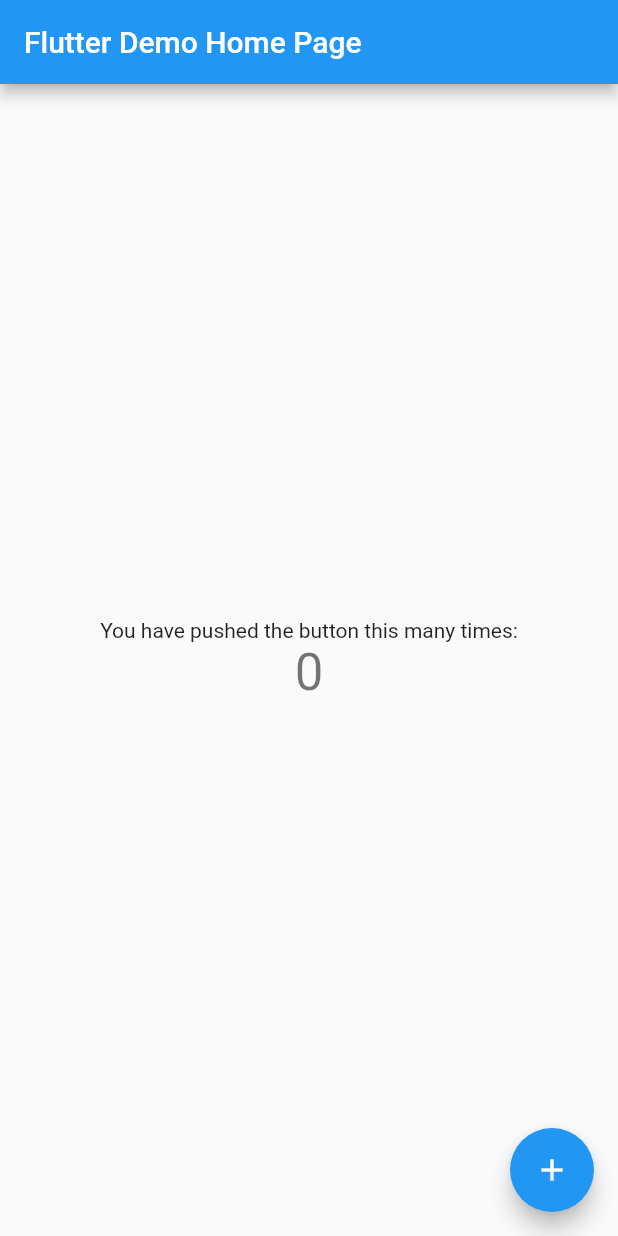
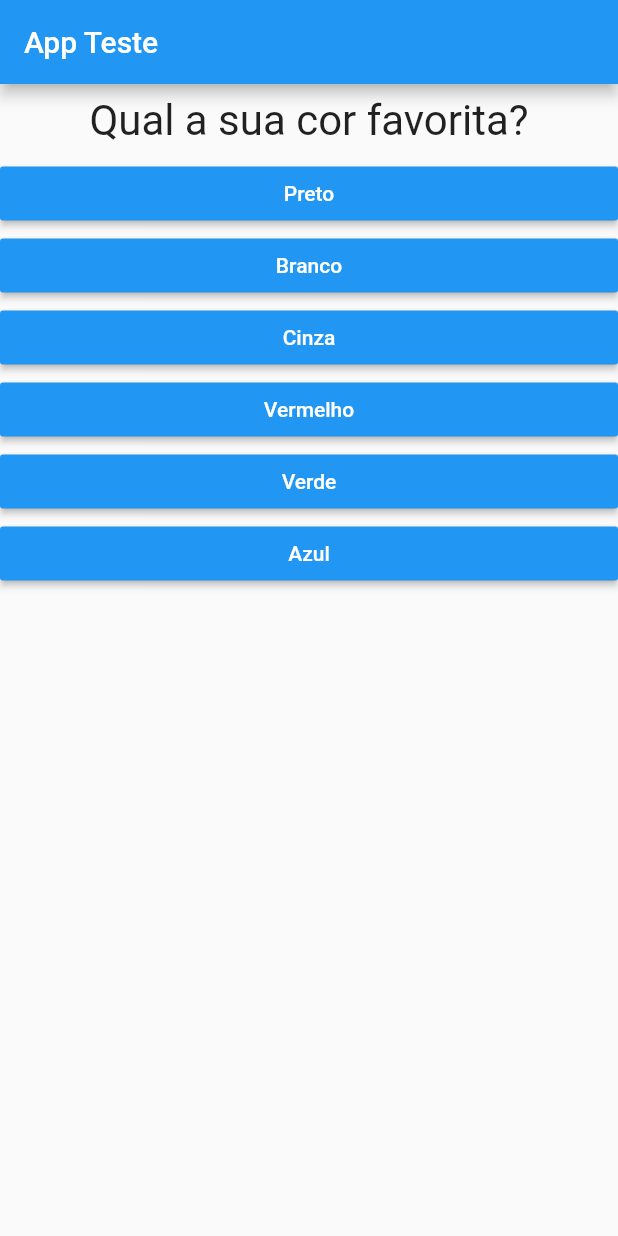
Before and after one commit to claudio-uyeno/app_udemy, a Flutter app: the screen it shows after launch, on a phone screen of 412 x 824 dp. Run offline on Flutter 3.47's test engine with Material 2 defaults, Android fonts, the phone set to English and light mode, and no system bars.

Commit message:
parte 1 completa

```diff
--- a/lib/main.dart
+++ b/lib/main.dart
@@ -1,117 +1,72 @@
 import 'package:flutter/material.dart';
 
+import './quiz.dart';
+import './resultado.dart';
+
 void main() {
-  runApp(MyApp());
+  runApp(AppUdemy());
 }
 
-class MyApp extends StatelessWidget {
-  // This widget is the root of your application.
+class AppUdemy extends StatefulWidget {
+  @override
+  State<StatefulWidget> createState() {
+    return _AppUdemyState();
+  }
+}
+
+class _AppUdemyState extends State<AppUdemy> {
+  final _perguntas = const [
+    {
+      'pergunta': 'Qual a sua cor favorita?',
+      'opcoes': [
+        {'descricao': 'Preto', 'ponto': 1},
+        {'descricao': 'Branco', 'ponto': 2},
+        {'descricao': 'Cinza', 'ponto': 3},
+        {'descricao': 'Vermelho', 'ponto': 4},
+        {'descricao': 'Verde', 'ponto': 5},
+        {'descricao': 'Azul', 'ponto': 6}
+      ],
+    },
+    {
+      'pergunta': 'Qual seu animal favorito?',
+      'opcoes': [
+        {'descricao': 'Cachorro', 'ponto': 3},
+        {'descricao': 'Gato', 'ponto': 2},
+        {'descricao': 'Passarinho', 'ponto': 1}
+      ]
+    }
+  ];
+  var _idPergunta = 0;
+  var _total = 0;
+
   @override
   Widget build(BuildContext context) {
     return MaterialApp(
-      title: 'Flutter Demo',
-      theme: ThemeData(
-        // This is the theme of your application.
-        //
-        // Try running your application with "flutter run". You'll see the
-        // application has a blue toolbar. Then, without quitting the app, try
-        // changing the primarySwatch below to Colors.green and then invoke
-        // "hot reload" (press "r" in the console where you ran "flutter run",
-        // or simply save your changes to "hot reload" in a Flutter IDE).
-        // Notice that the counter didn't reset back to zero; the application
-        // is not restarted.
-        primarySwatch: Colors.blue,
-        // This makes the visual density adapt to the platform that you run
-        // the app on. For desktop platforms, the controls will be smaller and
-        // closer together (more dense) than on mobile platforms.
-        visualDensity: VisualDensity.adaptivePlatformDensity,
+      home: Scaffold(
+        appBar: AppBar(
+          title: Text('App Teste'),
+        ),
+        body: (_idPergunta < _perguntas.length)
+            ? Quiz(
+                perguntas: _perguntas,
+                idPergunta: _idPergunta,
+                responderPergunta: _responderPergunta,
+              )
+            : Resultado(_total, _reset),
       ),
-      home: MyHomePage(title: 'Flutter Demo Home Page'),
     );
   }
-}
 
-class MyHomePage extends StatefulWidget {
-  MyHomePage({Key key, this.title}) : super(key: key);
-
-  // This widget is the home page of your application. It is stateful, meaning
-  // that it has a State object (defined below) that contains fields that affect
-  // how it looks.
-
-  // This class is the configuration for the state. It holds the values (in this
-  // case the title) provided by the parent (in this case the App widget) and
-  // used by the build method of the State. Fields in a Widget subclass are
-  // always marked "final".
-
-  final String title;
-
-  @override
-  _MyHomePageState createState() => _MyHomePageState();
-}
-
-class _MyHomePageState extends State<MyHomePage> {
-  int _counter = 0;
-
-  void _incrementCounter() {
+  void _responderPergunta(int pontos) {
+    _total += pontos;
     setState(() {
-      // This call to setState tells the Flutter framework that something has
-      // changed in this State, which causes it to rerun the build method below
-      // so that the display can reflect the updated values. If we changed
-      // _counter without calling setState(), then the build method would not be
-      // called again, and so nothing would appear to happen.
-      _counter++;
+      _idPergunta++;
     });
   }
 
-  @override
-  Widget build(BuildContext context) {
-    // This method is rerun every time setState is called, for instance as done
-    // by the _incrementCounter method above.
-    //
-    // The Flutter framework has been optimized to make rerunning build methods
-    // fast, so that you can just rebuild anything that needs updating rather
-    // than having to individually change instances of widgets.
-    return Scaffold(
-      appBar: AppBar(
-        // Here we take the value from the MyHomePage object that was created by
-        // the App.build method, and use it to set our appbar title.
-        title: Text(widget.title),
-      ),
-      body: Center(
-        // Center is a layout widget. It takes a single child and positions it
-        // in the middle of the parent.
-        child: Column(
-          // Column is also a layout widget. It takes a list of children and
-          // arranges them vertically. By default, it sizes itself to fit its
-          // children horizontally, and tries to be as tall as its parent.
-          //
-          // Invoke "debug painting" (press "p" in the console, choose the
-          // "Toggle Debug Paint" action from the Flutter Inspector in Android
-          // Studio, or the "Toggle Debug Paint" command in Visual Studio Code)
-          // to see the wireframe for each widget.
-          //
-          // Column has various properties to control how it sizes itself and
-          // how it positions its children. Here we use mainAxisAlignment to
-          // center the children vertically; the main axis here is the vertical
-          // axis because Columns are vertical (the cross axis would be
-          // horizontal).
-          mainAxisAlignment: MainAxisAlignment.center,
-          children: <Widget>[
-            Text(
-              'You have pushed the button this many times:',
-            ),
-            Text(
-              '$_counter',
-              style: Theme.of(context).textTheme.headline4,
-            ),
-          ],
-        ),
-      ),
-      floatingActionButton: FloatingActionButton(
-        onPressed: _incrementCounter,
-        tooltip: 'Increment',
-        child: Icon(Icons.add),
-      ), // This trailing comma makes auto-formatting nicer for build methods.
-    );
+  void _reset() {
+    setState(() {
+      _idPergunta = 0;
+    });
   }
 }
--- /dev/null
+++ b/lib/questao.dart
@@ -0,0 +1,22 @@
+import 'package:flutter/material.dart';
+
+class Questao extends StatelessWidget {
+  final String questaoTexto;
+
+  Questao(this.questaoTexto);
+
+  @override
+  Widget build(BuildContext context) {
+    return Container(
+      width: double.infinity,
+      margin: EdgeInsets.all(8),
+      child: Text(
+        questaoTexto,
+        style: TextStyle(
+          fontSize: 28,
+        ),
+        textAlign: TextAlign.center,
+      ),
+    );
+  }
+}
--- /dev/null
+++ b/lib/quiz.dart
@@ -0,0 +1,29 @@
+import 'package:flutter/material.dart';
+
+import './questao.dart';
+import './resposta.dart';
+
+class Quiz extends StatelessWidget {
+  final List<Map<String, Object>> perguntas;
+  final int idPergunta;
+  final Function responderPergunta;
+
+  Quiz(
+      {@required this.perguntas,
+      @required this.idPergunta,
+      @required this.responderPergunta});
+
+  @override
+  Widget build(BuildContext context) {
+    return Column(
+      children: [
+        Questao(perguntas[idPergunta]['pergunta']),
+        ...(perguntas[idPergunta]['opcoes'] as List<Map<String, Object>>).map((opcao) {
+          //precisa usar cast quando utilizado map com lista
+          //'...' adiciona os elementos a lista como elementos individuais
+          return Resposta(() => responderPergunta(opcao['ponto']), opcao['descricao']);
+        }).toList(),
+      ],
+    );
+  }
+}
--- /dev/null
+++ b/lib/resposta.dart
@@ -0,0 +1,21 @@
+import 'package:flutter/material.dart';
+
+class Resposta extends StatelessWidget {
+  final Function responder;
+  final String opcao;
+
+  Resposta(this.responder, this.opcao);
+
+  @override
+  Widget build(BuildContext context) {
+    return Container(
+      width: double.infinity,
+      child: RaisedButton(
+        color: Colors.blue,
+        textColor: Colors.white,
+        child: Text(opcao),
+        onPressed: responder,
+      ),
+    );
+  }
+}
--- /dev/null
+++ b/lib/resultado.dart
@@ -0,0 +1,44 @@
+import 'package:flutter/cupertino.dart';
+
+import 'package:flutter/material.dart';
+
+class Resultado extends StatelessWidget {
+  final int total;
+  final Function reset;
+
+  Resultado(this.total, this.reset);
+
+  String get mensagem {
+    if (total <= 3) {
+      return 'Categoria 1';
+    } else if (total < 6) {
+      return 'Categoria 2';
+    } else {
+      return 'Categoria 3';
+    }
+  }
+
+  @override
+  Widget build(BuildContext context) {
+    return Center(
+        child: Column(
+      children: <Widget>[
+        Text(
+          mensagem,
+          style: TextStyle(
+            fontSize: 36,
+            fontWeight: FontWeight.bold,
+          ),
+          textAlign: TextAlign.center,
+        ),
+        FlatButton(
+          child: Text(
+            'Reiniciar',
+            style: TextStyle(color: Colors.blueAccent),
+          ),
+          onPressed: reset,
+        ),
+      ],
+    ));
+  }
+}
```
Also changed, not shown: .notes/obs.txt, 1 other file.
